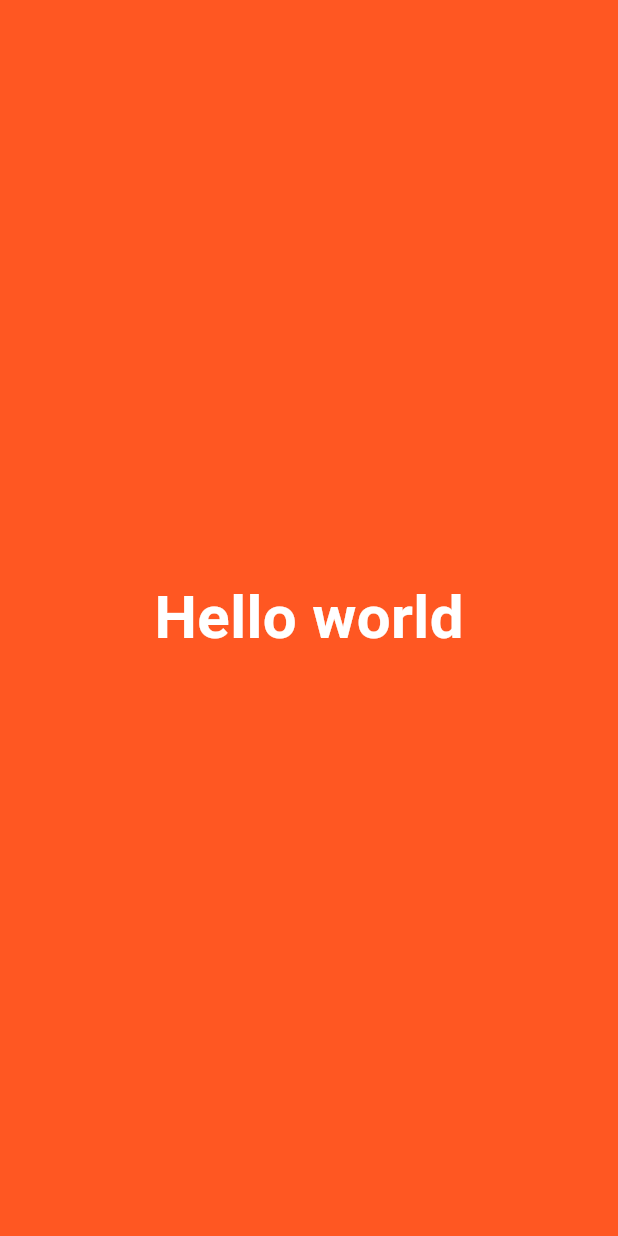
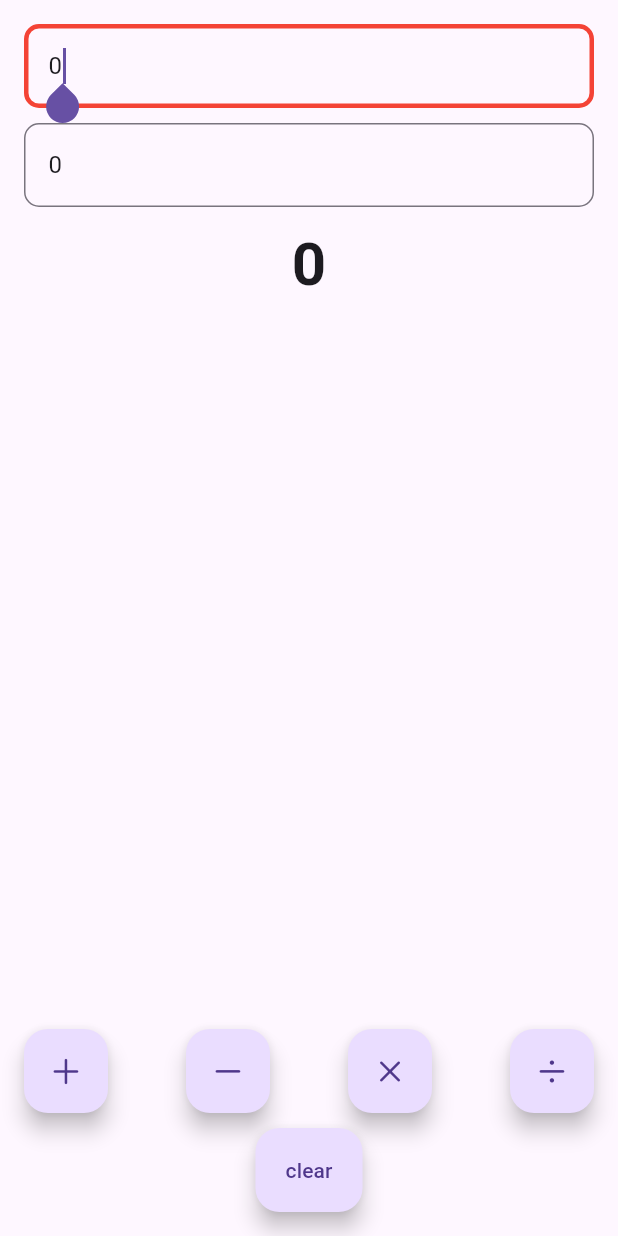
Before and after one commit to santanudas042002/Calculator, a Flutter app: the screen it shows after launch, on a phone screen of 412 x 824 dp. Run offline on Flutter 3.47's test engine with Material 3 defaults, Android fonts, the phone set to English and light mode, and no system bars.

Commit message:
CalculatorDone

```diff
--- /dev/null
+++ b/lib/View/calculator_view.dart
@@ -0,0 +1,146 @@
+import 'package:flutter/cupertino.dart';
+import 'package:flutter/material.dart';
+
+class CalculatorView extends StatefulWidget {
+  const CalculatorView({super.key});
+
+  @override
+  State<CalculatorView> createState() => _CalculatorViewState();
+}
+
+class _CalculatorViewState extends State<CalculatorView> {
+  int x = 0;
+  int y = 0;
+  num z = 0;
+
+  final displayOneController = TextEditingController();
+  final displayTwoController = TextEditingController();
+
+  @override
+  void initState() {
+    super.initState();
+    displayOneController.text = x.toString();
+    displayTwoController.text = y.toString();
+  }
+
+  @override
+  Widget build(BuildContext context) {
+    return Padding(
+      padding: const EdgeInsets.all(16.0),
+      child: Column(
+        children: [
+          CalculatorDisplay(
+            hint: "Enter first number",
+            controller: displayOneController,
+          ),
+          SizedBox(height: 10),
+          CalculatorDisplay(
+            hint: "Enter second number",
+            controller: displayTwoController,
+          ),
+          SizedBox(height: 10),
+
+          Text(
+            z.toString(),
+            style: TextStyle(fontSize: 40, fontWeight: FontWeight.bold),
+          ),
+
+          Spacer(),
+          Row(
+            mainAxisAlignment: MainAxisAlignment.spaceBetween,
+            children: [
+              FloatingActionButton(
+                onPressed: () {
+                  setState(() {
+                    z =
+                        num.tryParse(displayOneController.text)! +
+                        num.tryParse(displayTwoController.text)!;
+                  });
+                },
+                child: Icon(CupertinoIcons.add),
+              ),
+
+              FloatingActionButton(
+                onPressed: () {
+                  setState(() {
+                    z =
+                        num.tryParse(displayOneController.text)! -
+                        num.tryParse(displayTwoController.text)!;
+                  });
+                },
+                child: Icon(CupertinoIcons.minus),
+              ),
+
+              FloatingActionButton(
+                onPressed: () {
+                  setState(() {
+                    z =
+                        num.tryParse(displayOneController.text)! *
+                        num.tryParse(displayTwoController.text)!;
+                  });
+                },
+                child: Icon(CupertinoIcons.multiply),
+              ),
+
+              FloatingActionButton(
+                onPressed: () {
+                  setState(() {
+                    z =
+                        num.tryParse(displayOneController.text)! /
+                        num.tryParse(displayTwoController.text)!;
+                  });
+                },
+                child: Icon(CupertinoIcons.divide),
+              ),
+            ],
+          ),
+          const SizedBox(height: 10),
+          FloatingActionButton.extended(
+            onPressed: () {
+              setState(() {
+                x = 0;
+                y = 0;
+                z = 0;
+                displayOneController.clear();
+                displayTwoController.clear();
+              });
+            },
+            label: const Text("clear"),
+          ),
+        ],
+      ),
+    );
+  }
+}
+
+class CalculatorDisplay extends StatelessWidget {
+  const CalculatorDisplay({
+    super.key,
+    this.hint = "Enter a number",
+    required this.controller,
+  });
+
+  final String? hint;
+  final TextEditingController controller;
+
+  @override
+  Widget build(BuildContext context) {
+    return TextField(
+      controller: controller,
+      keyboardType: TextInputType.number,
+      autofocus: true,
+      decoration: InputDecoration(
+        border: OutlineInputBorder(
+          borderSide: BorderSide(color: Colors.red, width: 3.0),
+          // BorderRadius must be on OutlineInputBorder and use Radius
+          borderRadius: BorderRadius.all(Radius.circular(10)),
+        ),
+        focusedBorder: OutlineInputBorder(
+          borderSide: BorderSide(color: Colors.red, width: 3.0),
+          borderRadius: BorderRadius.all(Radius.circular(10)),
+        ),
+        hintText: hint,
+      ),
+    );
+  }
+}
--- a/lib/View/home_view.dart
+++ b/lib/View/home_view.dart
@@ -1,3 +1,4 @@
+import 'package:firstdemo/View/calculator_view.dart';
 import 'package:flutter/material.dart';
 
 class HomeView extends StatelessWidget {
@@ -5,17 +6,9 @@ class HomeView extends StatelessWidget {
 
   @override
   Widget build(BuildContext context) {
-    return Material(
-       child: Container(
-        color: Colors.deepOrange,
-        child: Center(child: const Text("Hello world",
-        style: TextStyle(
-          fontSize: 40,
-          color: Colors.white,
-          fontWeight: FontWeight.bold
-        ),
-        )),
-       ),
-     );
+    return Scaffold(
+       body: SafeArea(
+         child: CalculatorView(),
+       ));
   }
 }
--- a/lib/app/app.dart
+++ b/lib/app/app.dart
@@ -1,17 +1,15 @@
-
 import 'package:firstdemo/View/home_view.dart';
 import 'package:flutter/material.dart';
 
 class Myapp extends StatelessWidget {
-  const Myapp({
-    super.key,
-  });
+  const Myapp({super.key});
 
   @override
   Widget build(BuildContext context) {
     return MaterialApp(
       title: "flutter learn",
-     home:HomeView(),
+      theme: ThemeData(primarySwatch: Colors.deepOrange),
+      home: HomeView(),
     );
   }
 }
```
Also changed, not shown: 1 other file.
